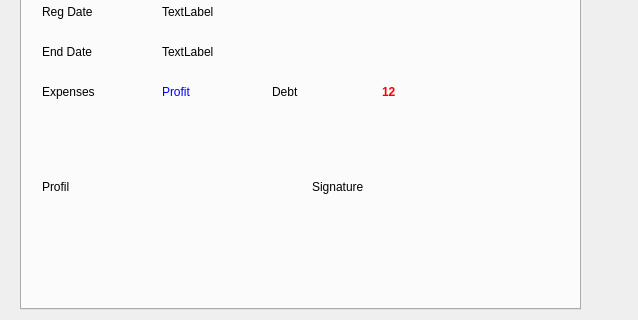
Old version of the form Teacher/viewteacherdialog.ui in the repository MrRisoni/Gauss; both pictures show x 0 to 638 and y 350 to 670 of the 638 by 670 pixel window.
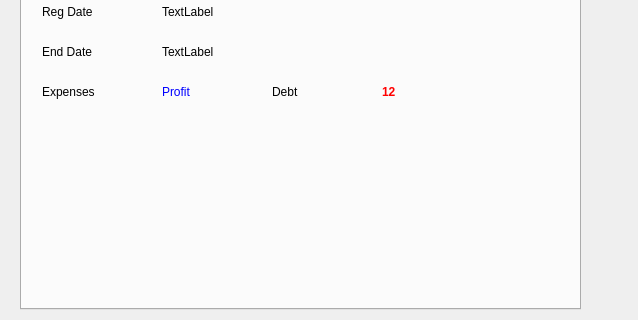
New version of the form. The open tabs and pages were chosen to show the change.

```diff
--- a/Teacher/viewteacherdialog.ui
+++ b/Teacher/viewteacherdialog.ui
@@ -385,19 +385,6 @@
       <string>12</string>
      </property>
     </widget>
-    <widget class="QLabel" name="labProfile">
-     <property name="geometry">
-      <rect>
-       <x>20</x>
-       <y>360</y>
-       <width>171</width>
-       <height>181</height>
-      </rect>
-     </property>
-     <property name="text">
-      <string>Profil</string>
-     </property>
-    </widget>
     <widget class="QLabel" name="label_13">
      <property name="geometry">
       <rect>
@@ -476,19 +463,6 @@
       <string>ADT</string>
      </property>
     </widget>
-    <widget class="QLabel" name="labSignature">
-     <property name="geometry">
-      <rect>
-       <x>290</x>
-       <y>360</y>
-       <width>171</width>
-       <height>181</height>
-      </rect>
-     </property>
-     <property name="text">
-      <string>Signature</string>
-     </property>
-    </widget>
     <widget class="QLabel" name="label_15">
      <property name="geometry">
       <rect>
```
Left out of the diff: 10 changed lines with no effect on the pictures.
